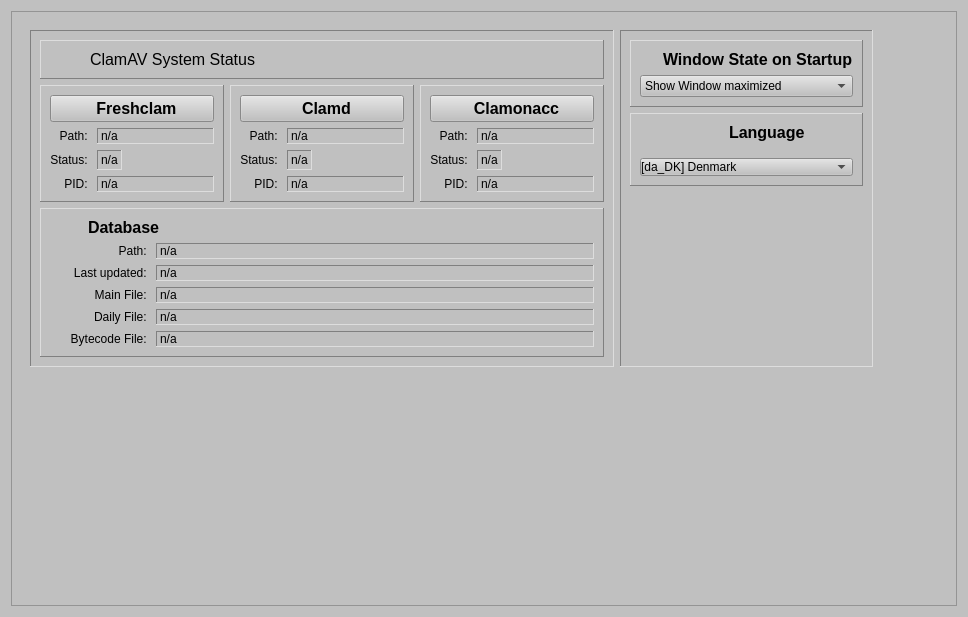
Qt form ui/setuptab.ui (zlukaUA/ClamAV-GUI) before a commit.
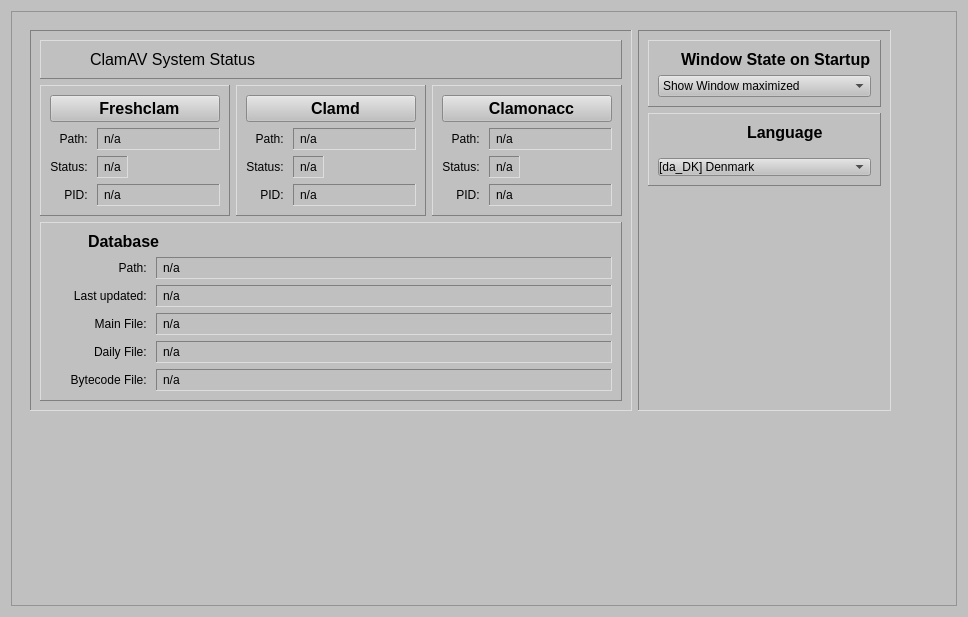
The same form after that commit. Icons and pictures are not drawn.

```diff
--- a/ui/setuptab.ui
+++ b/ui/setuptab.ui
@@ -73,6 +73,9 @@
                    <height>16777215</height>
                   </size>
                  </property>
+                 <property name="styleSheet">
+                  <string notr="true">padding:3px;</string>
+                 </property>
                  <property name="frameShape">
                   <enum>QFrame::Panel</enum>
                  </property>
@@ -159,6 +162,9 @@
                    <height>16777215</height>
                   </size>
                  </property>
+                 <property name="styleSheet">
+                  <string notr="true">padding:3px;</string>
+                 </property>
                  <property name="frameShape">
                   <enum>QFrame::Panel</enum>
                  </property>
@@ -240,6 +246,9 @@
                    <height>16777215</height>
                   </size>
                  </property>
+                 <property name="styleSheet">
+                  <string notr="true">padding:3px;</string>
+                 </property>
                  <property name="frameShape">
                   <enum>QFrame::Panel</enum>
                  </property>
@@ -357,6 +366,9 @@
                    <verstretch>0</verstretch>
                   </sizepolicy>
                  </property>
+                 <property name="styleSheet">
+                  <string notr="true">padding:3px;</string>
+                 </property>
                  <property name="frameShape">
                   <enum>QFrame::Panel</enum>
                  </property>
@@ -376,6 +388,9 @@
                    <verstretch>0</verstretch>
                   </sizepolicy>
                  </property>
+                 <property name="styleSheet">
+                  <string notr="true">padding:3px;</string>
+                 </property>
                  <property name="frameShape">
                   <enum>QFrame::Panel</enum>
                  </property>
@@ -451,6 +466,9 @@
                    <verstretch>0</verstretch>
                   </sizepolicy>
                  </property>
+                 <property name="styleSheet">
+                  <string notr="true">padding:3px;</string>
+                 </property>
                  <property name="frameShape">
                   <enum>QFrame::Panel</enum>
                  </property>
@@ -535,6 +553,9 @@
                    <verstretch>0</verstretch>
                   </sizepolicy>
                  </property>
+                 <property name="styleSheet">
+                  <string notr="true">padding:3px;</string>
+                 </property>
                  <property name="frameShape">
                   <enum>QFrame::Panel</enum>
                  </property>
@@ -554,6 +575,9 @@
                    <verstretch>0</verstretch>
                   </sizepolicy>
                  </property>
+                 <property name="styleSheet">
+                  <string notr="true">padding:3px;</string>
+                 </property>
                  <property name="frameShape">
                   <enum>QFrame::Panel</enum>
                  </property>
@@ -649,6 +673,9 @@
                    <verstretch>0</verstretch>
                   </sizepolicy>
                  </property>
+                 <property name="styleSheet">
+                  <string notr="true">padding:3px;</string>
+                 </property>
                  <property name="frameShape">
                   <enum>QFrame::Panel</enum>
                  </property>
@@ -724,6 +751,9 @@
                    <height>16777215</height>
                   </size>
                  </property>
+                 <property name="styleSheet">
+                  <string notr="true">padding:3px;</string>
+                 </property>
                  <property name="frameShape">
                   <enum>QFrame::Panel</enum>
                  </property>
@@ -838,6 +868,9 @@
                    <height>16777215</height>
                   </size>
                  </property>
+                 <property name="styleSheet">
+                  <string notr="true">padding:3px;</string>
+                 </property>
                  <property name="frameShape">
                   <enum>QFrame::Panel</enum>
                  </property>
@@ -863,6 +896,9 @@
                    <height>16777215</height>
                   </size>
                  </property>
+                 <property name="styleSheet">
+                  <string notr="true">padding:3px;</string>
+                 </property>
                  <property name="frameShape">
                   <enum>QFrame::Panel</enum>
                  </property>
@@ -888,6 +924,9 @@
                    <height>16777215</height>
                   </size>
                  </property>
+                 <property name="styleSheet">
+                  <string notr="true">padding:3px;</string>
+                 </property>
                  <property name="frameShape">
                   <enum>QFrame::Panel</enum>
                  </property>
@@ -1000,6 +1039,9 @@
                    <height>16777215</height>
                   </size>
                  </property>
+                 <property name="styleSheet">
+                  <string notr="true">padding:3px;</string>
+                 </property>
                  <property name="frameShape">
                   <enum>QFrame::Panel</enum>
                  </property>
```
